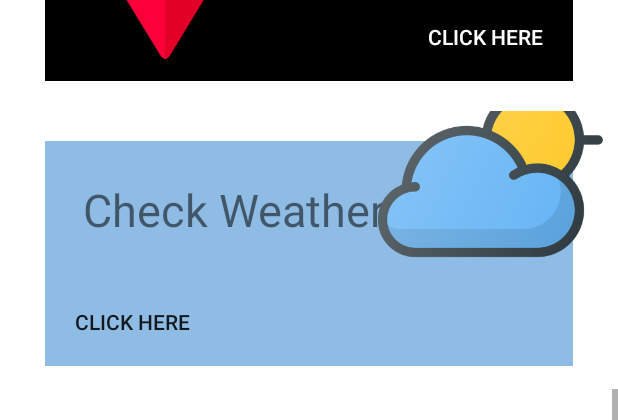
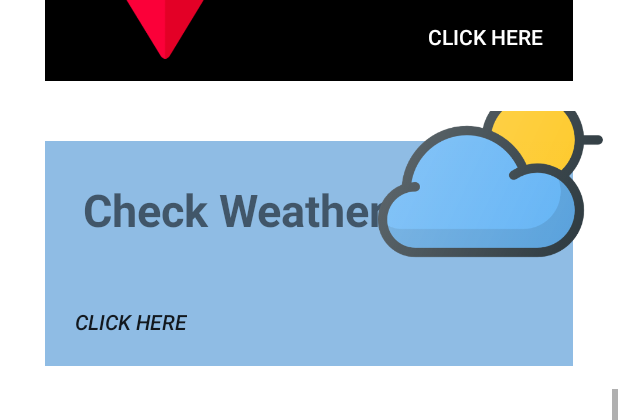
Before and after one commit to sahanmadu/GemMSupportApp, an Android app: the layout activity_home_page.xml on its own in the app's theme, with its tools: preview values and no code run, scrolled down 383 dp, on a phone screen of 412 x 824 dp. Shown: the top 420 px of the screen. Run offline under Robolectric (Android 15) with nearby library versions, the phone set to English and light mode, and no system bars.

Commit message:
done some changes in layouts

```diff
--- a/app/src/main/res/layout/activity_home_page.xml
+++ b/app/src/main/res/layout/activity_home_page.xml
@@ -5,7 +5,7 @@
     android:layout_width="match_parent"
     android:layout_height="match_parent"
     tools:context=".HomePage"
-    android:background="@color/common_google_signin_btn_text_dark_default">
+    android:background="#fff">
 
     <LinearLayout
         android:layout_width="match_parent"
@@ -18,6 +18,8 @@
             android:layout_width="wrap_content"
             android:layout_height="wrap_content"
             android:text="HOME PAGE"
+            android:textColor="#000000"
+            android:textStyle="bold"
             android:textSize="32sp"
             android:padding="12dp"
             android:textAllCaps="true"/>
@@ -36,6 +38,7 @@
                     android:layout_width="wrap_content"
                     android:layout_height="wrap_content"
                     android:text="Gem Identify"
+                    android:textStyle="bold"
                     android:textSize="30sp"
                     android:padding="25dp"></TextView>
 
@@ -45,6 +48,7 @@
                     android:layout_height="wrap_content"
                     android:layout_alignParentBottom="true"
                     android:background="#00000000"
+                    android:textStyle="italic"
                     android:padding="20dp"
                     android:text="Click Hee" />
 
@@ -78,6 +82,7 @@
                 android:layout_width="wrap_content"
                 android:layout_height="wrap_content"
                 android:text="Map"
+                android:textStyle="bold"
                 android:textSize="30sp"
                 android:padding="25dp"
                 android:layout_alignParentRight="true"
@@ -114,6 +119,7 @@
                     android:layout_width="wrap_content"
                     android:layout_height="wrap_content"
                     android:text="Check Weather"
+                    android:textStyle="bold"
                     android:textSize="30sp"
                     android:padding="25dp"></TextView>
 
@@ -122,6 +128,7 @@
                     android:layout_width="wrap_content"
                     android:layout_height="wrap_content"
                     android:layout_alignParentBottom="true"
+                    android:textStyle="italic"
                     android:background="#00000000"
                     android:padding="20dp"
                     android:text="Click Here" />
@@ -155,6 +162,7 @@
                 android:layout_height="wrap_content"
                 android:text="QR Scanner"
                 android:textSize="30sp"
+                android:textStyle="bold"
                 android:padding="25dp"
                 android:layout_alignParentRight="true"
                 android:textColor="#ffff"></TextView>
@@ -189,6 +197,7 @@
                     android:layout_width="wrap_content"
                     android:layout_height="wrap_content"
                     android:text="User Account"
+                    android:textStyle="bold"
                     android:textSize="30sp"
                     android:padding="25dp"></TextView>
 
@@ -198,6 +207,7 @@
                     android:layout_height="wrap_content"
                     android:layout_alignParentBottom="true"
                     android:background="#00000000"
+                    android:textStyle="italic"
                     android:padding="20dp"
                     android:text="Click Here" />
 
@@ -229,6 +239,7 @@
                 android:layout_width="wrap_content"
                 android:layout_height="wrap_content"
                 android:text="Logout"
+                android:textStyle="bold"
                 android:textSize="30sp"
                 android:padding="25dp"
                 android:layout_alignParentRight="true"
--- a/app/src/main/res/layout/activity_main.xml
+++ b/app/src/main/res/layout/activity_main.xml
@@ -25,6 +25,7 @@
         android:layout_height="wrap_content"
         android:layout_marginTop="85dp"
         android:fontFamily="sans-serif"
+        android:textStyle="bold"
         android:text="SM GEM"
         android:textAlignment="center"
         android:textColor="@color/colorAccent"
@@ -39,9 +40,10 @@
         android:layout_height="wrap_content"
         android:layout_marginTop="15dp"
         android:fontFamily="monospace"
+        android:textStyle="italic"
         android:text="Gem Industry support application"
         android:textAlignment="center"
-        android:textColor="@android:color/black"
+        android:textColor="#fff"
         android:textSize="18sp"
         app:layout_constraintEnd_toEndOf="parent"
         app:layout_constraintStart_toStartOf="parent"
--- a/app/src/main/res/layout/fragment_first.xml
+++ b/app/src/main/res/layout/fragment_first.xml
@@ -35,7 +35,8 @@
         android:layout_height="wrap_content"
         android:gravity="center"
         android:layout_marginTop="30dp"
-        android:text="You can identify image by uing this mobile application"
+        android:textStyle="italic"
+        android:text="You can identify five type of gems by uing this mobile application"
         android:textColor="#fff"
         android:textSize="15dp" />
 
--- a/app/src/main/res/layout/fragment_second.xml
+++ b/app/src/main/res/layout/fragment_second.xml
@@ -34,6 +34,7 @@
         android:layout_height="wrap_content"
         android:gravity="center"
         android:layout_marginTop="30dp"
+        android:textStyle="italic"
         android:text="You can check your current location weather result and also search any city name as you wish"
         android:textColor="#fff"
         android:textSize="15dp" />
--- a/app/src/main/res/layout/fragment_third.xml
+++ b/app/src/main/res/layout/fragment_third.xml
@@ -34,6 +34,7 @@
         android:layout_height="wrap_content"
         android:layout_marginTop="30dp"
         android:gravity="center"
+        android:textStyle="italic"
         android:text="You can identify your current location by using this app"
         android:textColor="#fff"
         android:textSize="15dp" />
--- a/app/src/main/res/values/styles.xml
+++ b/app/src/main/res/values/styles.xml
@@ -1,7 +1,7 @@
 <resources>
 
     <!-- Base application theme. -->
-    <style name="AppTheme" parent="Theme.AppCompat.Light.DarkActionBar">
+    <style name="AppTheme" parent="Theme.AppCompat.Light.NoActionBar">
         <!-- Customize your theme here. -->
         <item name="colorPrimary">@color/colorPrimary</item>
         <item name="colorPrimaryDark">@color/colorPrimaryDark</item>
```
